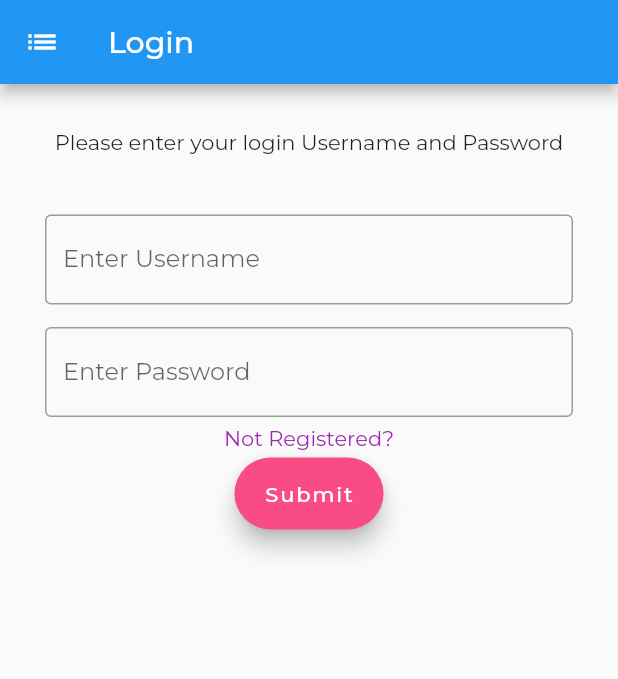
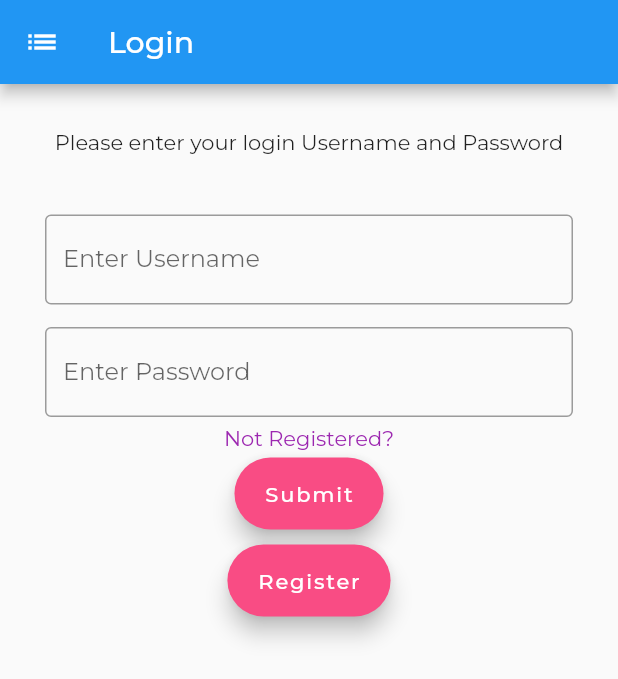
Before and after one commit to garretthooten/self-starter, a Flutter app: the screen it shows after launch, after a tap on "Login", on a phone screen of 412 x 824 dp. Shown: the top 679 px of the screen. Run offline on Flutter 3.47's test engine with Material 2 defaults, Android fonts, the light colour scheme and no system bars; our stand-ins replace cached_network_image, flutter_svg, image_cropper, image_picker, shared_preferences, timeago; missing offline and left inert: amplify_api, amplify_auth_cognito, amplify_datastore, amplify_datastore_plugin_interface, amplify_flutter, amplify_storage_s3 and 2 more; network calls fail.

Commit message:
Added registration screen (in progress)

```diff
--- a/flutter_firstproject/lib/screens/login.dart
+++ b/flutter_firstproject/lib/screens/login.dart
@@ -8,7 +8,7 @@ import 'package:amplify_datastore/amplify_datastore.dart';
 import 'package:flutter/material.dart';
 import 'package:flutter_svg/svg.dart';
 import 'profile.dart';
-import 'register_screen.dart';
+import 'register.dart';
 import '../models/ModelProvider.dart';
 import '../profile/profile_repository.dart';
 import '../style.dart';
@@ -139,7 +139,18 @@ class Login extends StatelessWidget {
                 },
                 label: const Text('Submit'),
               ),
-            )
+            ),
+            Padding(
+                padding:
+                    const EdgeInsets.symmetric(horizontal: 100, vertical: 5),
+                child: FloatingActionButton.extended(
+                    onPressed: () {
+                      Navigator.push(context,
+                          MaterialPageRoute(builder: (context) {
+                        return RegisterScreen();
+                      }));
+                    },
+                    label: const Text('Register')))
           ],
         ),
       ), // This trailing comma makes auto-formatting nicer for build methods.
```
Also changed, not shown: flutter_firstproject/lib/login/login_repository.dart (+25 -0 lines).
